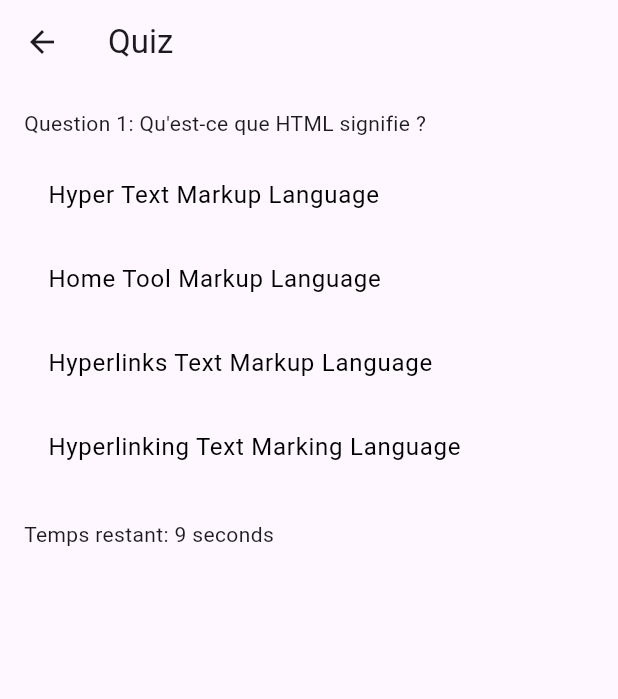
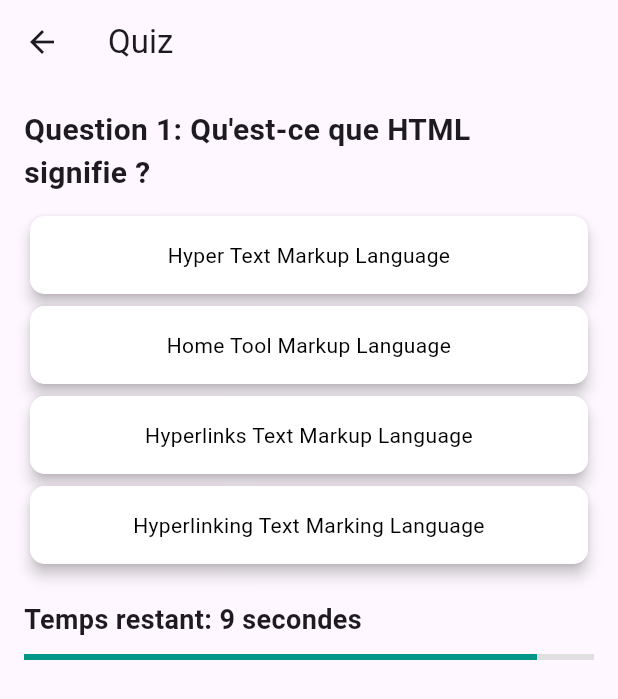
Before and after one commit to Sllappo/sprint_flutter, a Flutter app: the CategorySelectionPage screen opened directly with empty values, after a tap on "HTML", on a phone screen of 412 x 824 dp. Shown: the top 699 px of the screen. Run offline on Flutter 3.47's test engine with Material 3 defaults, Android fonts, the phone set to English and light mode, and no system bars; our stand-ins replace flutter_dotenv; missing offline and left inert: dart:ffi, mongo_dart; accounts and stored records are empty.

Commit message:
added redirection from register/login to Quiz + looks

```diff
--- a/lib/Model/candidate.dart
+++ b/lib/Model/candidate.dart
@@ -17,7 +17,7 @@ class Candidat {
     final db = await connectToDb();
     final resultsCollection = db.collection('results');
 
-    bool success = score >= 5;
+    bool success = score >= 2;
 
     try {
       await resultsCollection.insertOne({
--- a/lib/View/CategorySelectionPage.dart
+++ b/lib/View/CategorySelectionPage.dart
@@ -17,17 +17,30 @@ class _CategorySelectionPageState extends State<CategorySelectionPage> {
   @override
   Widget build(BuildContext context) {
     return Scaffold(
-      appBar: AppBar(title: const Text("Sélection de catégorie")),
-      body: ListView.builder(
+      appBar: AppBar(
+        title: const Text("Sélection de catégorie"),
+        backgroundColor: Colors.teal,
+      ),
+      body: Padding(
+        padding: const EdgeInsets.all(16.0),
+        child: GridView.builder(
+          gridDelegate: const SliverGridDelegateWithFixedCrossAxisCount(
+            crossAxisCount: 2, // Nombre de colonnes
+            crossAxisSpacing: 16.0, // Espace horizontal entre les éléments
+            mainAxisSpacing: 16.0, // Espace vertical entre les éléments
+            childAspectRatio: 1.2, // Ratio de forme des éléments
+          ),
           itemCount: categories.length,
           itemBuilder: (context, index) {
             String category = categories[index];
             bool isCompleted = !widget.candidat.peutPasserTest(category);
 
-          return ListTile(
-            title: Text(category),
-            trailing: isCompleted ? const Icon(Icons.lock, color: Colors.grey) : null,
-            enabled: !isCompleted,
+            return Card(
+              elevation: 4, // Ombre de la carte
+              shape: RoundedRectangleBorder(
+                borderRadius: BorderRadius.circular(10), // Coins arrondis
+              ),
+              child: InkWell(
                 onTap: isCompleted
                     ? null
                     : () {
@@ -41,8 +54,44 @@ class _CategorySelectionPageState extends State<CategorySelectionPage> {
                     ),
                   );
                 },
+                child: Container(
+                  decoration: BoxDecoration(
+                    borderRadius: BorderRadius.circular(10),
+                    color: isCompleted ? Colors.grey.shade300 : Colors.teal.shade100,
+                  ),
+                  padding: const EdgeInsets.all(16.0),
+                  child: Column(
+                    mainAxisAlignment: MainAxisAlignment.center,
+                    children: [
+                      Icon(
+                        Icons.quiz, // Vous pouvez remplacer ceci par une icône personnalisée
+                        size: 40,
+                        color: isCompleted ? Colors.grey : Colors.teal,
+                      ),
+                      const SizedBox(height: 10),
+                      Text(
+                        category,
+                        style: TextStyle(
+                          fontSize: 20,
+                          fontWeight: FontWeight.bold,
+                          color: isCompleted ? Colors.grey : Colors.teal,
+                        ),
+                      ),
+                      if (isCompleted)
+                        const Padding(
+                          padding: EdgeInsets.only(top: 8.0),
+                          child: Text(
+                            "Déjà complété",
+                            style: TextStyle(color: Colors.grey),
+                          ),
+                        ),
+                    ],
+                  ),
+                ),
+              ),
             );
           },
+        ),
       ),
     );
   }
--- a/lib/View/formLogin.dart
+++ b/lib/View/formLogin.dart
@@ -1,6 +1,7 @@
-// lib/View/FormLogin.dart
 import 'package:flutter/material.dart';
 import '../Controller/loginVerification.dart';
+import 'categorySelectionPage.dart';
+import '../Model/candidate.dart';
 
 class FormLogin extends StatefulWidget {
   const FormLogin({super.key});
@@ -12,28 +13,30 @@ class FormLogin extends StatefulWidget {
 class _FormLoginState extends State<FormLogin> {
   final _formKey = GlobalKey<FormState>();
 
-  // Variable des données des inputs
   final TextEditingController _emailController = TextEditingController();
   final TextEditingController _passwordController = TextEditingController();
 
-  // Soumission du formulaire
   void _submitLogin() async {
     if (_formKey.currentState!.validate()) {
       final String email = _emailController.text;
       final String password = _passwordController.text;
 
-      // on appel la fonction LoginUser qui renvoie Faux ou True si c'est True ça veut dire que le User existe
       bool isLoggedIn = await loginUser(email, password);
 
       if (isLoggedIn) {
-        Navigator.pushReplacementNamed(context, '/form/profil'); // redirige page profil si il le if fonctionne
+        Navigator.pushReplacement(
+          context,
+          MaterialPageRoute(
+            builder: (context) => CategorySelectionPage(candidat: Candidat(email)),
+          ),
+        );
         print('Connexion réussie pour $email');
       } else {
         print('Email ou mot de passe incorrect');
       }
     }
   }
-  // Le form
+
   @override
   Widget build(BuildContext context) {
     return Scaffold(
--- a/lib/View/formRegister.dart
+++ b/lib/View/formRegister.dart
@@ -2,6 +2,8 @@ import 'package:flutter/material.dart';
 import '../Controller/insertContact.dart';
 import '../Controller/emailVerification.dart';
 import '../Model/user.dart';
+import '../Model/candidate.dart';
+
 
 class FormRegister extends StatefulWidget {
   const FormRegister({super.key});
@@ -41,7 +43,7 @@ class _FormRegisterState extends State<FormRegister> {
         return;
       }
 
-      // variable dans tous les input
+      // Récupérez les valeurs du formulaire
       final String nom = _nomController.text;
       final String prenom = _prenomController.text;
       final int? age = int.tryParse(_ageController.text);
@@ -49,7 +51,7 @@ class _FormRegisterState extends State<FormRegister> {
       final String password = _passwordController.text;
       final String? motivation = _motivation;
 
-      // create new user a partir de la fonction et de la class
+      // Créez un nouvel utilisateur
       User newUser = User(
         nom: nom,
         prenom: prenom,
@@ -64,7 +66,12 @@ class _FormRegisterState extends State<FormRegister> {
       try {
         insertUser(newUser);
         print('Inscription réussie pour $nom avec la motivation $_motivation');
-        Navigator.pushReplacementNamed(context, '/form/profil'); // redirige page profil si il le try marche
+
+        // Créez un candidat basé sur l'utilisateur
+        Candidat candidat = Candidat(nom); // Utilisation correcte du constructeur
+
+        // Redirection vers la page de sélection de catégories avec le candidat
+        Navigator.pushReplacementNamed(context, '/categories', arguments: candidat);
       } catch (e) {
         print(e);
       }
@@ -72,8 +79,6 @@ class _FormRegisterState extends State<FormRegister> {
       print('Veuillez remplir tous les champs');
     }
   }
-
-
   // Regex pour validation email et mot de passe
   final RegExp emailRegex = RegExp(r".+@.+");
   final RegExp passwordRegex = RegExp(r"^(?=.*[A-Z])(?=.*[!@#\$&*~]).{6,}$");
@@ -218,6 +223,7 @@ class _FormRegisterState extends State<FormRegister> {
                     child: ElevatedButton(
                       onPressed: _submitForm,
                       child: const Text('S\'inscrire'),
+
                     ),
                   ),
                 ],
--- a/lib/View/quiz_page.dart
+++ b/lib/View/quiz_page.dart
@@ -30,7 +30,6 @@ class _QuizPageState extends State<QuizPage> {
   }
 
   List<Question> _loadQuestionsByCategory(String category) {
-    // La logique de sélection de question par catégorie
     switch (category) {
       case "HTML":
         return [
@@ -109,7 +108,7 @@ class _QuizPageState extends State<QuizPage> {
     showDialog(
       context: context,
       builder: (context) => AlertDialog(
-        title: Text("Résultats"),
+        title: const Text("Résultats"),
         content: Text(
           "Score final pour ${widget.category}: ${test.score}/${test.questions.length}" +
               (allCategoriesCompleted ? "\nScore général : ${widget.candidat.scores.values.reduce((a, b) => a + b)}" : ""),
@@ -140,11 +139,27 @@ class _QuizPageState extends State<QuizPage> {
         child: Column(
           crossAxisAlignment: CrossAxisAlignment.start,
           children: [
-            Text("Question ${currentQuestionIndex + 1}: ${question.enonce}"),
+            Text("Question ${currentQuestionIndex + 1}: ${question.enonce}",
+                style: const TextStyle(fontSize: 20, fontWeight: FontWeight.bold)),
             const SizedBox(height: 10),
             for (int i = 0; i < question.options.length; i++)
-              ListTile(
-                title: Text(
+              Card(
+                elevation: 4,
+                shape: RoundedRectangleBorder(
+                  borderRadius: BorderRadius.circular(10),
+                ),
+                child: InkWell(
+                  onTap: isAnswerSelected ? null : () => _answerQuestion(i),
+                  child: Container(
+                    padding: const EdgeInsets.all(16.0),
+                    decoration: BoxDecoration(
+                      borderRadius: BorderRadius.circular(10),
+                      color: isAnswerSelected
+                          ? (i == question.bonneReponse ? Colors.green.shade200 : Colors.red.shade200)
+                          : Colors.white,
+                    ),
+                    child: Center(  // Centrer le contenu de la carte
+                      child: Text(
                         question.options[i],
                         style: TextStyle(
                           color: isAnswerSelected && i == question.bonneReponse
@@ -153,11 +168,21 @@ class _QuizPageState extends State<QuizPage> {
                               ? Colors.red
                               : Colors.black,
                         ),
+                        textAlign: TextAlign.center,  // Alignement centré
                       ),
-                onTap: isAnswerSelected ? null : () => _answerQuestion(i),
+                    ),
+                  ),
+                ),
               ),
             const SizedBox(height: 20),
-            Text("Temps restant: $remainingTime seconds"),
+            Text("Temps restant: $remainingTime secondes",
+                style: const TextStyle(fontSize: 18, fontWeight: FontWeight.bold)),
+            const SizedBox(height: 10),
+            LinearProgressIndicator(
+              value: remainingTime / test.questions[currentQuestionIndex].tempsLimite,
+              backgroundColor: Colors.grey.shade300,
+              color: Colors.teal,
+            ),
           ],
         ),
       ),
--- a/lib/main.dart
+++ b/lib/main.dart
@@ -18,6 +18,7 @@ void main() {
 class MyApp extends StatelessWidget {
   MyApp({super.key});
 
+  // Instance de Candidat à utiliser dans les routes
   final Candidat candidat = Candidat("Candidat");
 
   @override
@@ -29,7 +30,7 @@ class MyApp extends StatelessWidget {
         colorScheme: ColorScheme.fromSeed(seedColor: Colors.deepPurple),
         useMaterial3: true,
       ),
-      initialRoute: '/',
+      initialRoute: '/form/login',
       routes: {
         '/form/register': (context) => const FormRegister(),
         '/form/login': (context) => const FormLogin(),
@@ -38,12 +39,28 @@ class MyApp extends StatelessWidget {
         '/admin/management-tests': (context) => const ManagementTests(),
         '/admin/show-results': (context) => const ShowResults(),
         '/form/profil': (context) => const ProfilePage(),
-        '/quiz': (context) => QuizPage(category: "JAVA", candidat: candidat),
       },
-      home: const FormLogin(),
+      onGenerateRoute: (settings) {
+        if (settings.name == '/quiz') {
+          final args = settings.arguments as Map<String, dynamic>;
+          return MaterialPageRoute(
+            builder: (context) => QuizPage(
+              category: args['category'],
+              candidat: args['candidat'],
+            ),
+          );
+        } else if (settings.name == '/categories') {
+          final Candidat candidat = settings.arguments as Candidat;
+          return MaterialPageRoute(
+            builder: (context) => CategorySelectionPage(candidat: candidat),
+          );
+        }
+        return null; // Retourne null si la route n'est pas gérée ici
+      },
     );
   }
 }
+
 
 class MyHomePage extends StatefulWidget {
   const MyHomePage({super.key, required this.title});
```
Lines whose indentation alone changed are shown as unchanged.
